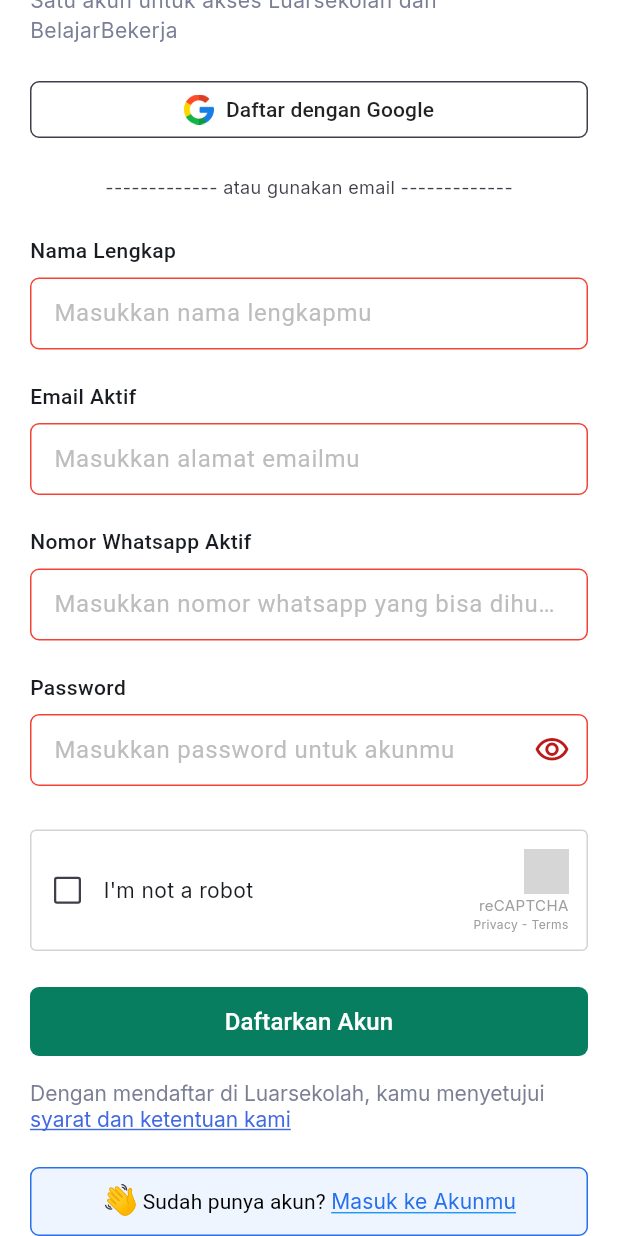
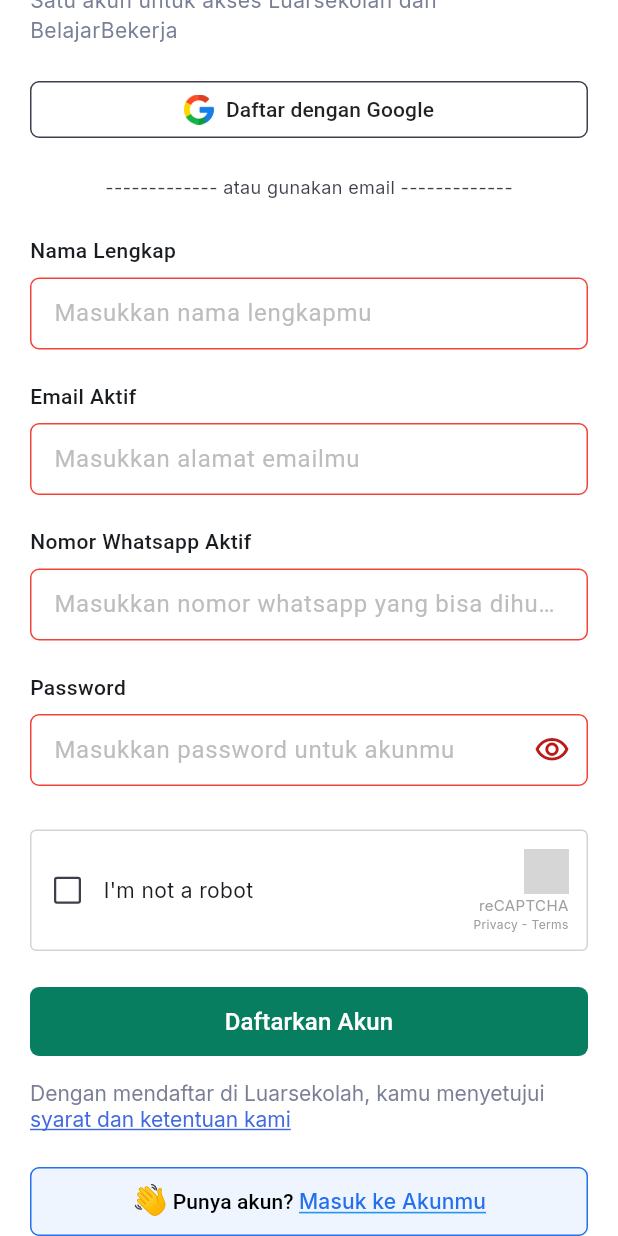
Before and after one commit to DafaTaufik/luarsekolah-dafa, a Flutter app: the RegisterPage screen opened by its route, scrolled down 174 dp, after a tap on "Daftarkan Akun", on a phone screen of 412 x 824 dp. Run offline on Flutter 3.47's test engine with Material 3 defaults, Android fonts, the phone set to English and light mode, and no system bars; our stand-ins replace carousel_slider, form_field_validator, google_fonts, persistent_bottom_nav_bar_v2, shared_preferences; accounts and stored records are empty; network calls fail; grey boxes are pictures that could not be loaded.

Commit message:
refactor: Clean up unused storage keys and improve validation messages in registration and login pages

```diff
--- a/lib/core/constants/storage_keys.dart
+++ b/lib/core/constants/storage_keys.dart
@@ -24,7 +24,5 @@
   static const String userJobStatus = 'user_job_status';
 
   // ==================== App Settings ====================
-  static const String isDarkMode = 'is_dark_mode';
-  static const String language = 'language';
   static const String notificationEnabled = 'notification_enabled';
 }
--- a/lib/core/services/local_storage_service.dart
+++ b/lib/core/services/local_storage_service.dart
@@ -2,8 +2,6 @@
 import '../constants/storage_keys.dart';
 
 /// Service for managing local storage using SharedPreferences
-///
-/// Provides methods to save, retrieve, and clear user data.
 
 class LocalStorageService {
   // Singleton pattern
--- a/lib/features/auth/pages/register_page.dart
+++ b/lib/features/auth/pages/register_page.dart
@@ -22,7 +22,7 @@
   bool _isRobotChecked = false;
   bool _isLoading = false;
 
-  // Validators menggunakan form_field_validator untuk nama dan email
+  // Validators
   final _nameValidator = MultiValidator([
     RequiredValidator(errorText: 'Nama tidak boleh kosong'),
     MinLengthValidator(3, errorText: 'Nama minimal 3 karakter'),
@@ -33,45 +33,37 @@
     EmailValidator(errorText: 'Format email tidak valid'),
   ]);
 
-  // Custom validator untuk nomor telepon
   String? _validatePhone(String? value) {
     if (value == null || value.isEmpty) {
       return 'Nomor telepon tidak boleh kosong';
     }
     if (!value.startsWith('62')) {
-      return null; // Error akan ditampilkan di real-time validation
+      return 'Format nomor harus diawali 62';
     }
     if (value.length < 10) {
-      return null; // Error akan ditampilkan di real-time validation
+      return 'Nomor telepon minimal 10 angka';
     }
     return null;
   }
 
-  // Custom validator untuk password
   String? _validatePassword(String? value) {
     if (value == null || value.isEmpty) {
       return 'Password tidak boleh kosong';
     }
-    // Validasi detail akan ditampilkan di real-time validation
-    if (value.length < 8) return null;
-    if (!value.contains(RegExp(r'[A-Z]'))) return null;
-    if (!value.contains(RegExp(r'[0-9]'))) return null;
-    if (!value.contains(RegExp(r'[!@#$%^&*(),.?":{}|<>]'))) return null;
+    if (value.length < 8) {
+      return 'Password minimal 8 karakter';
+    }
+    if (!value.contains(RegExp(r'[A-Z]'))) {
+      return 'Password harus mengandung minimal 1 huruf kapital';
+    }
+    if (!value.contains(RegExp(r'[0-9]'))) {
+      return 'Password harus mengandung minimal 1 angka';
+    }
+    if (!value.contains(RegExp(r'[!@#$%^&*(),.?":{}|<>]'))) {
+      return 'Password harus mengandung minimal 1 karakter simbol';
+    }
     return null;
   }
-
-  // Real-time validation messages
-  List<String> get _phoneValidations => [
-    'Format nomor diawali 62',
-    'Minimal 10 angka',
-  ];
-
-  List<String> get _passwordValidations => [
-    'Minimal 8 karakter',
-    'Terdapat 1 huruf kapital',
-    'Terdapat 1 angka',
-    'Terdapat 1 karakter simbol (!, @, dst)',
-  ];
 
   @override
   void dispose() {
@@ -82,55 +74,24 @@
     super.dispose();
   }
 
+  void _showSnackBar(String message, Color color) {
+    if (!mounted) return;
+    ScaffoldMessenger.of(
+      context,
+    ).showSnackBar(SnackBar(content: Text(message), backgroundColor: color));
+  }
+
   Future<void> _handleRegister() async {
-    // Validasi form
-    if (!_formKey.currentState!.validate()) {
+    if (!_formKey.currentState!.validate()) return;
+
+    if (!_isRobotChecked) {
+      _showSnackBar('Mohon centang "I\'m not a robot"', Colors.red);
       return;
     }
 
-    // Validasi custom untuk nomor telepon
-    String phone = _phoneController.text;
-    if (!phone.startsWith('62') || phone.length < 10) {
-      ScaffoldMessenger.of(context).showSnackBar(
-        const SnackBar(
-          content: Text('Nomor telepon harus diawali 62 dan minimal 10 angka'),
-          backgroundColor: Colors.red,
-        ),
-      );
-      return;
-    }
-
-    // Validasi custom untuk password
-    String password = _passwordController.text;
-    if (password.length < 8 ||
-        !password.contains(RegExp(r'[A-Z]')) ||
-        !password.contains(RegExp(r'[0-9]')) ||
-        !password.contains(RegExp(r'[!@#$%^&*(),.?":{}|<>]'))) {
-      ScaffoldMessenger.of(context).showSnackBar(
-        const SnackBar(
-          content: Text('Password tidak memenuhi persyaratan'),
-          backgroundColor: Colors.red,
-        ),
-      );
-      return;
-    }
-
-    // Validasi reCAPTCHA
-    if (!_isRobotChecked) {
-      ScaffoldMessenger.of(context).showSnackBar(
-        const SnackBar(
-          content: Text('Mohon centang "I\'m not a robot"'),
-          backgroundColor: Colors.red,
-        ),
-      );
-      return;
-    }
-
-    // Set loading state
     setState(() => _isLoading = true);
 
     try {
-      // Simpan data ke SharedPreferences
       final success = await LocalStorageService.saveUserData(
         name: _nameController.text.trim(),
         email: _emailController.text.trim(),
@@ -139,37 +100,17 @@
       );
 
       if (success) {
+        _showSnackBar('Registrasi berhasil!', Colors.green);
         if (mounted) {
-          ScaffoldMessenger.of(context).showSnackBar(
-            const SnackBar(
-              content: Text('Registrasi berhasil!'),
-              backgroundColor: Colors.green,
-            ),
-          );
-
-          // Navigate ke home page
           Navigator.pushReplacementNamed(context, AppRoutes.home);
         }
       } else {
-        if (mounted) {
-          ScaffoldMessenger.of(context).showSnackBar(
-            const SnackBar(
-              content: Text('Gagal menyimpan data. Silakan coba lagi.'),
-              backgroundColor: Colors.red,
-            ),
-          );
-        }
+        _showSnackBar('Gagal menyimpan data. Silakan coba lagi.', Colors.red);
       }
     } catch (e) {
-      if (mounted) {
-        ScaffoldMessenger.of(context).showSnackBar(
-          SnackBar(content: Text('Error: $e'), backgroundColor: Colors.red),
-        );
-      }
+      _showSnackBar('Error: $e', Colors.red);
     } finally {
-      if (mounted) {
-        setState(() => _isLoading = false);
-      }
+      if (mounted) setState(() => _isLoading = false);
     }
   }
 
@@ -180,10 +121,7 @@
       body: SafeArea(
         child: SingleChildScrollView(
           child: Padding(
-            padding: const EdgeInsets.symmetric(
-              horizontal: 20.0,
-              vertical: 20.0,
-            ),
+            padding: const EdgeInsets.all(20.0),
             child: Form(
               key: _formKey,
               child: Column(
@@ -203,14 +141,10 @@
                     'Satu akun untuk akses Luarsekolah dan BelajarBekerja',
                     style: GoogleFonts.inter(
                       fontSize: 14,
-                      fontWeight: FontWeight.w400,
                       color: const Color(0xFF7B7F95),
                     ),
                   ),
-
                   const SizedBox(height: 24),
-
-                  // Btn Google
                   CustomButton(
                     text: 'Daftar dengan Google',
                     backgroundColor: Colors.white,
@@ -223,79 +157,68 @@
                       height: 20,
                       width: 20,
                     ),
-                    onPressed: () {
-                      /* handle Google login */
-                    },
+                    onPressed: () {},
                   ),
-
                   const SizedBox(height: 24),
-
                   Center(
                     child: Text(
                       '------------- atau gunakan email -------------',
                       style: GoogleFonts.inter(
                         fontSize: 12,
-                        fontWeight: FontWeight.w400,
                         color: const Color(0xFF3F3F4B),
                       ),
                     ),
                   ),
-
                   const SizedBox(height: 24),
-
-                  // Name Input
                   InputFieldRegister(
                     label: 'Nama Lengkap',
                     hintText: 'Masukkan nama lengkapmu',
                     keyboardType: TextInputType.name,
                     controller: _nameController,
                     validator: _nameValidator,
+                    realTimeValidations: const ['Nama minimal 3 karakter'],
                   ),
-
                   const SizedBox(height: 16),
-
-                  // Email Input
                   InputFieldRegister(
                     label: 'Email Aktif',
                     hintText: 'Masukkan alamat emailmu',
                     keyboardType: TextInputType.emailAddress,
                     controller: _emailController,
                     validator: _emailValidator,
+                    realTimeValidations: const [
+                      'Format email yang valid (contoh: nama@email.com)',
+                    ],
                   ),
-
                   const SizedBox(height: 16),
-
-                  // Phone Input with real-time validation
                   InputFieldRegister(
                     label: 'Nomor Whatsapp Aktif',
                     hintText: 'Masukkan nomor whatsapp yang bisa dihubungi',
                     keyboardType: TextInputType.phone,
                     controller: _phoneController,
                     validator: _validatePhone,
-                    realTimeValidations: _phoneValidations,
+                    realTimeValidations: const [
+                      'Format nomor diawali 62',
+                      'Minimal 10 angka',
+                    ],
                   ),
-
                   const SizedBox(height: 16),
-
-                  // Password Input with real-time validation
                   InputFieldRegister(
                     label: 'Password',
                     hintText: 'Masukkan password untuk akunmu',
                     isPassword: true,
                     controller: _passwordController,
                     validator: _validatePassword,
-                    realTimeValidations: _passwordValidations,
+                    realTimeValidations: const [
+                      'Minimal 8 karakter',
+                      'Terdapat 1 huruf kapital',
+                      'Terdapat 1 angka',
+                      'Terdapat 1 karakter simbol (!, @, dst)',
+                    ],
                   ),
-
                   const SizedBox(height: 24),
-
-                  // reCAPTCHA Checkbox
                   Container(
                     decoration: BoxDecoration(
-                      border: Border.all(
-                        color: const Color(0xFFD3D3D3),
-                        width: 1,
-                      ),
+                      border: Border.all(color: const Color(0xFFD3D3D3)),
                       borderRadius: BorderRadius.circular(4),
                     ),
                     padding: const EdgeInsets.all(12),
@@ -307,9 +230,7 @@
                           child: Checkbox(
                             value: _isRobotChecked,
                             onChanged: (value) {
-                              setState(() {
-                                _isRobotChecked = value ?? false;
-                              });
+                              setState(() => _isRobotChecked = value ?? false);
                             },
                             shape: RoundedRectangleBorder(
                               borderRadius: BorderRadius.circular(2),
@@ -323,10 +244,7 @@
                         const SizedBox(width: 12),
                         Text(
                           'I\'m not a robot',
-                          style: GoogleFonts.inter(
-                            fontSize: 14,
-                            fontWeight: FontWeight.w400,
-                          ),
+                          style: GoogleFonts.inter(fontSize: 14),
                         ),
                         const Spacer(),
                         Column(
@@ -356,23 +274,18 @@
                       ],
                     ),
                   ),
-
                   const SizedBox(height: 24),
-
                   CustomButton(
                     text: _isLoading ? 'Mendaftar...' : 'Daftarkan Akun',
                     backgroundColor: const Color(0xFF077E60),
                     textColor: Colors.white,
                     onPressed: _isLoading ? null : _handleRegister,
                   ),
-
                   const SizedBox(height: 16),
-
                   RichText(
                     text: TextSpan(
                       style: GoogleFonts.inter(
                         fontSize: 14,
-                        fontWeight: FontWeight.w400,
                         color: const Color(0xFF7B7F95),
                       ),
                       children: [
@@ -384,7 +297,6 @@
                           text: 'syarat dan ketentuan kami',
                           style: GoogleFonts.inter(
                             fontSize: 14,
-                            fontWeight: FontWeight.w400,
                             color: const Color(0xFF4169E1),
                             decoration: TextDecoration.underline,
                           ),
@@ -392,10 +304,7 @@
                       ],
                     ),
                   ),
-
                   const SizedBox(height: 24),
-
-                  // Button Have Account
                   CustomButton(
                     text: '',
                     backgroundColor: const Color(0xFFEFF5FF),
@@ -409,18 +318,13 @@
                         const Text('👋', style: TextStyle(fontSize: 20)),
                         const SizedBox(width: 2),
                         const Text(
-                          'Sudah punya akun? ',
-                          style: TextStyle(
-                            fontSize: 14,
-                            fontWeight: FontWeight.w400,
-                            color: Colors.black,
-                          ),
+                          'Punya akun? ',
+                          style: TextStyle(fontSize: 14, color: Colors.black),
                         ),
                         Text(
                           'Masuk ke Akunmu',
                           style: GoogleFonts.inter(
                             fontSize: 14,
-                            fontWeight: FontWeight.w400,
                             color: const Color(0xFF2570EB),
                             decoration: TextDecoration.underline,
                             decorationColor: Colors.blue,
--- a/lib/shared/widgets/InputFieldRegister.dart
+++ b/lib/shared/widgets/InputFieldRegister.dart
@@ -70,7 +70,7 @@
       return AppColors.borderField;
     }
 
-    // For fields with real-time validations (phone & password)
+    // For fields with real-time validations
     if (widget.realTimeValidations != null &&
         widget.realTimeValidations!.isNotEmpty) {
       return _allValidationsPassed() ? AppColors.secondary : Colors.red;
@@ -200,6 +200,7 @@
     if (widget.controller == null) return false;
     String value = widget.controller!.text;
 
+    // Password validations
     if (message.contains('Minimal 8 karakter')) {
       return value.length >= 8;
     } else if (message.contains('1 huruf kapital')) {
@@ -208,11 +209,26 @@
       return value.contains(RegExp(r'[0-9]'));
     } else if (message.contains('1 karakter simbol')) {
       return value.contains(RegExp(r'[!@#$%^&*(),.?":{}|<>]'));
-    } else if (message.contains('Minimal 10 angka')) {
+    }
+    // Phone validations
+    else if (message.contains('Minimal 10 angka')) {
       return value.length >= 10;
     } else if (message.contains('Format nomor diawali 62')) {
       return value.startsWith('62');
     }
+    // Name validation
+    else if (message.contains('Nama minimal 3 karakter')) {
+      return value.length >= 3;
+    }
+    // Email validation
+    else if (message.contains('Format email valid')) {
+      // Basic email validation regex
+      final emailRegex = RegExp(
+        r'^[a-zA-Z0-9._%+-]+@[a-zA-Z0-9.-]+\.[a-zA-Z]{2,}$',
+      );
+      return emailRegex.hasMatch(value);
+    }
+
     return false;
   }
 }
```
Also changed, not shown: lib/features/auth/pages/login_page.dart (+9 -9 lines).
